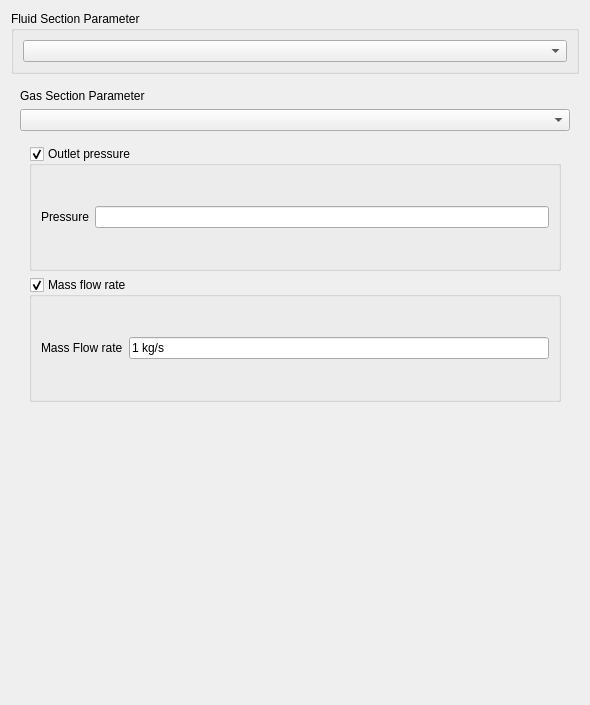
Before: the Qt Designer form src/Mod/Fem/Gui/Resources/ui/ElementFluid1D.ui in makkemal/FreeCAD, drawn with Qt 5.
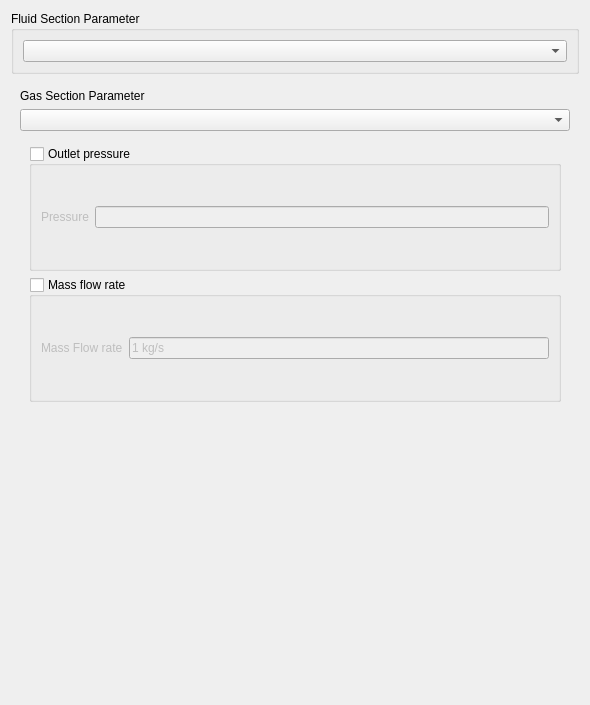
After: the same form once the commit is applied. The open tabs and pages were chosen to show the change. Custom widgets are drawn as their Qt base class.

Commit message: FEM: GAS update ui object parameters

Patch:
```diff
--- a/src/Mod/Fem/Gui/Resources/ui/ElementFluid1D.ui
+++ b/src/Mod/Fem/Gui/Resources/ui/ElementFluid1D.ui
@@ -930,6 +930,9 @@
              <property name="checkable">
               <bool>true</bool>
              </property>
+             <property name="checked">
+              <bool>false</bool>
+             </property>
              <layout class="QVBoxLayout" name="verticalLayout_26">
               <item>
                <layout class="QHBoxLayout" name="horizontalLayout_30">
@@ -966,6 +969,9 @@
              <property name="checkable">
               <bool>true</bool>
              </property>
+             <property name="checked">
+              <bool>false</bool>
+             </property>
              <layout class="QVBoxLayout" name="verticalLayout_27">
               <item>
                <layout class="QHBoxLayout" name="horizontalLayout_32">
```
Left out of the diff: 10 changed lines with no effect on the pictures. The commit also changes 3 other files.
